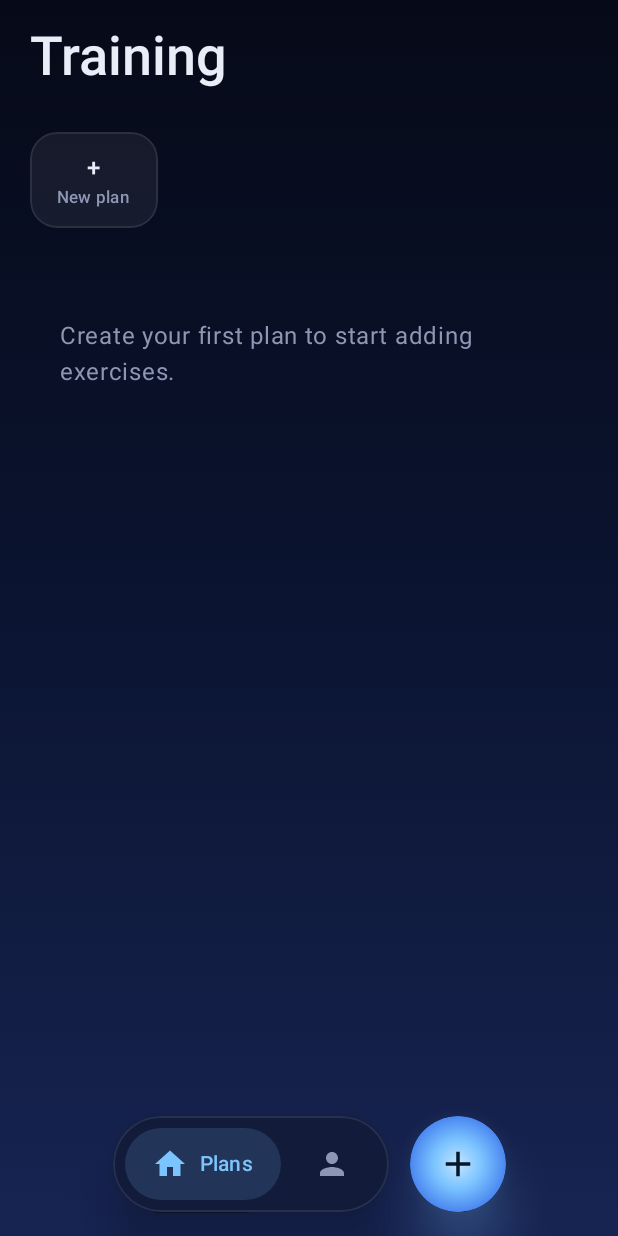
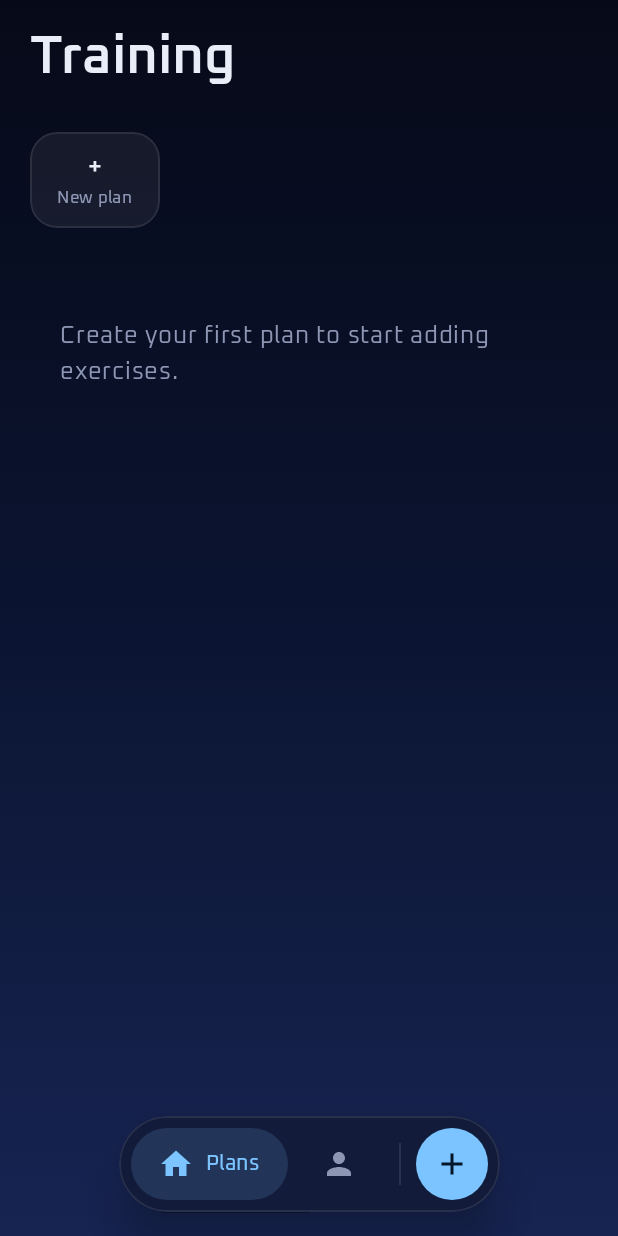
Before and after one commit to gugabguerra/treineco, an Android app built with Jetpack Compose: the screen it shows after launch (MainActivity), on a phone screen of 412 x 824 dp. Run offline under Robolectric (Android 15) with nearby library versions, the phone set to English and light mode, and no system bars.

Commit message:
feat: add clear-completed button, Oxanium font and in-bar add button

```diff
--- a/app/src/main/java/com/example/gymplan/MainActivity.kt
+++ b/app/src/main/java/com/example/gymplan/MainActivity.kt
@@ -37,6 +37,11 @@ import androidx.compose.ui.graphics.Path
 import androidx.compose.ui.graphics.SolidColor
 import androidx.compose.ui.graphics.drawscope.Stroke
 import androidx.compose.ui.graphics.vector.ImageVector
+import androidx.compose.ui.text.ExperimentalTextApi
+import androidx.compose.ui.text.TextStyle
+import androidx.compose.ui.text.font.Font
+import androidx.compose.ui.text.font.FontFamily
+import androidx.compose.ui.text.font.FontVariation
 import androidx.compose.ui.text.font.FontWeight
 import androidx.compose.ui.text.input.KeyboardType
 import androidx.compose.ui.text.style.TextOverflow
@@ -76,6 +81,25 @@ val GlassBorder = Color.White.copy(alpha = 0.09f)
 val Muted = Color(0xFF8D96B3)
 val Ink = Color(0xFFE9EDF8)
 
+// Oxanium variable font (res/font/oxanium.ttf, OFL — docs/licenses/Oxanium-OFL.txt), one instance per weight.
+@OptIn(ExperimentalTextApi::class)
+val Oxanium = FontFamily(
+    listOf(FontWeight.Light, FontWeight.Normal, FontWeight.Medium, FontWeight.SemiBold, FontWeight.Bold).map {
+        Font(R.font.oxanium, it, variationSettings = FontVariation.Settings(FontVariation.weight(it.weight)))
+    }
+)
+
+private val AppTypography = Typography().run {
+    fun TextStyle.ox() = copy(fontFamily = Oxanium)
+    Typography(
+        displayLarge.ox(), displayMedium.ox(), displaySmall.ox(),
+        headlineLarge.ox(), headlineMedium.ox(), headlineSmall.ox(),
+        titleLarge.ox(), titleMedium.ox(), titleSmall.ox(),
+        bodyLarge.ox(), bodyMedium.ox(), bodySmall.ox(),
+        labelLarge.ox(), labelMedium.ox(), labelSmall.ox(),
+    )
+}
+
 @Composable
 fun AppTheme(content: @Composable () -> Unit) = MaterialTheme(
     colorScheme = darkColorScheme(
@@ -86,6 +110,7 @@ fun AppTheme(content: @Composable () -> Unit) = MaterialTheme(
         onSurface = Ink, onSurfaceVariant = Muted,
         outline = Color.White.copy(alpha = 0.2f), outlineVariant = GlassBorder,
     ),
+    typography = AppTypography,
     content = content,
 )
 
@@ -169,10 +194,16 @@ fun PlansTab(store: Store, plan: Plan?, onSelectPlan: (Long) -> Unit, onOpen: (L
                 Text("Exercises", style = MaterialTheme.typography.titleMedium)
                 val doneCount = plan.exercises.count { store.data.isDone(it.id) }
                 Text(
-                    "  $doneCount/${plan.exercises.size} done today", Modifier.weight(1f),
+                    "  $doneCount/${plan.exercises.size} done", Modifier.weight(1f),
                     color = if (doneCount > 0 && doneCount == plan.exercises.size) Accent else Muted,
                     style = MaterialTheme.typography.labelLarge,
                 )
+                if (doneCount > 0) {
+                    TextButton({ store.update { d -> d.clearDone(plan.exercises.map { it.id }) } }) {
+                        Icon(Icons.Default.Refresh, null, Modifier.size(18.dp))
+                        Text(" Clear", style = MaterialTheme.typography.labelLarge)
+                    }
+                }
                 IconButton({ onDialog("rename") }) { Icon(Icons.Default.Edit, "Rename plan", tint = Muted) }
                 IconButton({ onDialog("deletePlan") }) { Icon(Icons.Default.Delete, "Delete plan", tint = Muted) }
             }
@@ -412,24 +443,19 @@ fun Empty(text: String) = Text(
 
 @Composable
 fun BottomBar(tab: Int, onTab: (Int) -> Unit, modifier: Modifier, onAdd: () -> Unit) = Row(
-    modifier.navigationBarsPadding().padding(bottom = 16.dp),
+    modifier.navigationBarsPadding().padding(bottom = 16.dp)
+        .shadow(20.dp, CircleShape).clip(CircleShape).background(Color(0xFF131B3A))
+        .border(1.dp, GlassBorder, CircleShape).padding(8.dp),
     verticalAlignment = Alignment.CenterVertically,
-    horizontalArrangement = Arrangement.spacedBy(14.dp),
+    horizontalArrangement = Arrangement.spacedBy(4.dp),
 ) {
-    Row(
-        Modifier.shadow(20.dp, CircleShape).clip(CircleShape).background(Color(0xFF131B3A))
-            .border(1.dp, GlassBorder, CircleShape).padding(8.dp),
-        horizontalArrangement = Arrangement.spacedBy(4.dp),
-    ) {
-        NavItem(Icons.Default.Home, "Plans", tab == 0) { onTab(0) }
-        NavItem(Icons.Default.Person, "Body", tab == 1) { onTab(1) }
-    }
+    NavItem(Icons.Default.Home, "Plans", tab == 0) { onTab(0) }
+    NavItem(Icons.Default.Person, "Body", tab == 1) { onTab(1) }
+    Box(Modifier.padding(horizontal = 6.dp).width(1.dp).height(28.dp).background(GlassBorder))
     Box(
-        Modifier.size(64.dp).shadow(18.dp, CircleShape, ambientColor = Accent, spotColor = Accent).clip(CircleShape)
-            .background(Brush.radialGradient(listOf(Color(0xFFC2E4FF), Accent, AccentDeep)))
-            .clickable(onClick = onAdd),
+        Modifier.size(48.dp).clip(CircleShape).background(Accent).clickable(onClick = onAdd),
         contentAlignment = Alignment.Center,
-    ) { Icon(Icons.Default.Add, "Add", Modifier.size(28.dp), tint = OnAccent) }
+    ) { Icon(Icons.Default.Add, "Add", Modifier.size(24.dp), tint = OnAccent) }
 }
 
 @Composable
--- a/app/src/main/java/com/example/gymplan/Model.kt
+++ b/app/src/main/java/com/example/gymplan/Model.kt
@@ -44,6 +44,8 @@ fun Data.isDone(exId: Long, day: Long = today()) = done[exId] == day
 /** Completion is per day, so every exercise starts unchecked on the next training day. */
 fun Data.toggleDone(exId: Long, day: Long = today()) =
     copy(done = if (isDone(exId, day)) done - exId else done + (exId to day))
+
+fun Data.clearDone(exIds: Collection<Long>) = copy(done = done - exIds.toSet())
 
 fun Data.upsertPlan(p: Plan) = copy(
     plans = if (plans.any { it.id == p.id }) plans.map { if (it.id == p.id) p else it } else plans + p
```
Also changed, not shown: app/src/main/res/font/oxanium.ttf (added), 4 other files.
